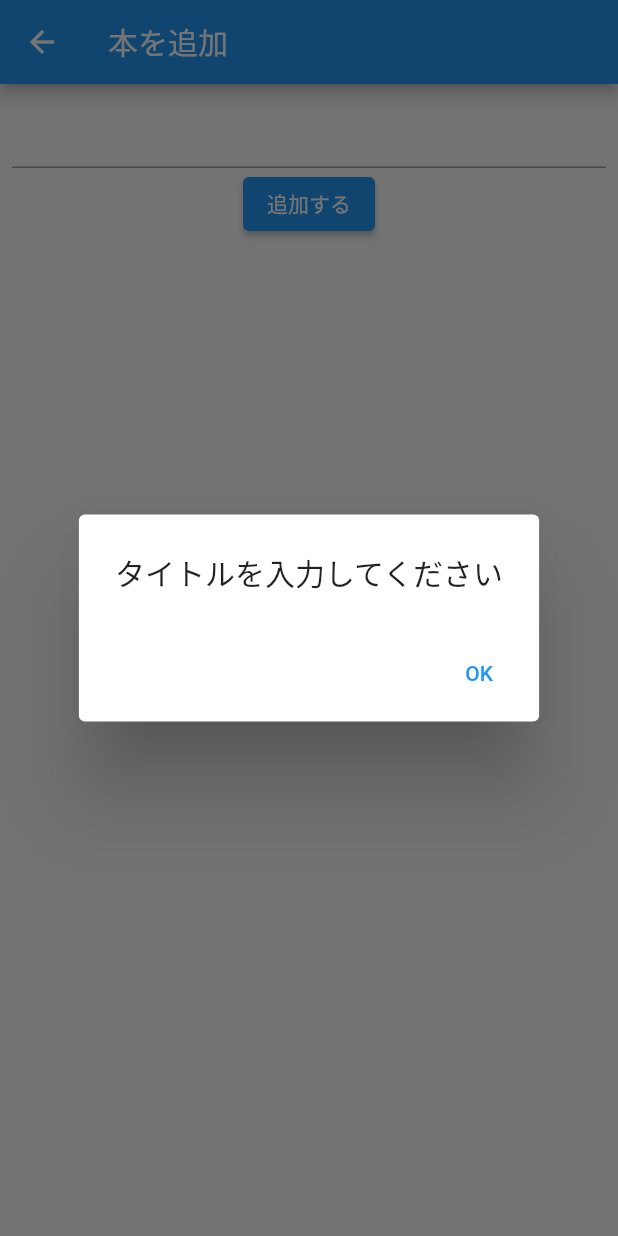
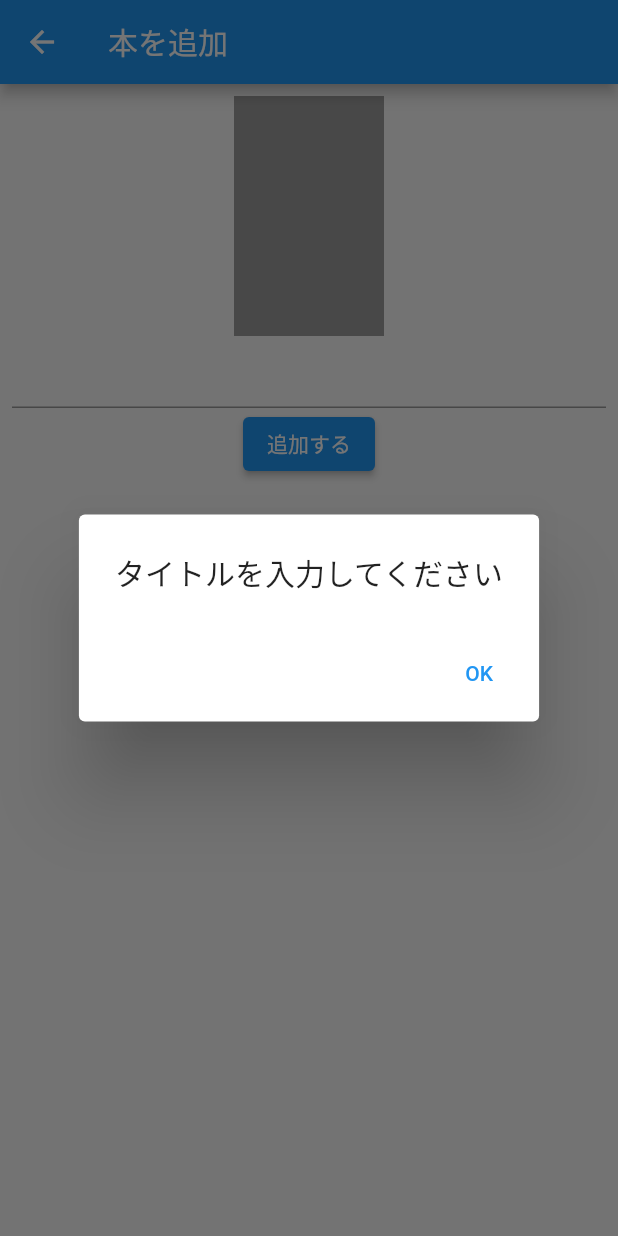
Before and after one commit to takuminassun/sample-flutter, a Flutter app: the AddBookPage screen opened directly, after a tap on "追加する", on a phone screen of 412 x 824 dp. Run offline on Flutter 3.47's test engine with Material 2 defaults, Android fonts, the phone set to English and light mode, and no system bars; our stand-ins replace cloud_firestore, firebase_auth, firebase_storage, image_picker; accounts and stored records are empty.

```diff
--- a/lib/domain/book.dart
+++ b/lib/domain/book.dart
@@ -4,8 +4,10 @@ class Book {
   Book(DocumentSnapshot doc) {
     documentId = doc.documentID;
     title = doc['title'];
+    imageURL = doc['imageURL'];
   }
 
   String documentId;
   String title;
+  String imageURL;
 }
--- a/lib/presentation/add_book/add_book_model.dart
+++ b/lib/presentation/add_book/add_book_model.dart
@@ -1,30 +1,73 @@
+import 'dart:io';
+
 import 'package:cloud_firestore/cloud_firestore.dart';
+import 'package:firebase_storage/firebase_storage.dart';
 import 'package:flutter/material.dart';
+import 'package:image_picker/image_picker.dart';
 import 'package:youtube_app/domain/book.dart';
 
 class AddBookModel extends ChangeNotifier {
   String bookTitle = '';
+  File imageFile;
+  bool isLoading = false;
+
+  startLoading() {
+    isLoading = true;
+    notifyListeners();
+  }
+
+  endLoading() {
+    isLoading = false;
+    notifyListeners();
+  }
+
+  Future showImagePicker() async {
+    final picker = ImagePicker();
+    final pickedFile = await picker.getImage(source: ImageSource.gallery);
+    imageFile = File(pickedFile.path);
+    notifyListeners();
+  }
 
   Future addBookToFirebase() async {
     if (bookTitle.isEmpty) {
       throw ('タイトルを入力してください');
     }
+    final imageURL = await _uploadImage();
 
     Firestore.instance.collection('books').add(
       {
         'title': bookTitle,
+        'imageURL': imageURL,
+        'createdAt': Timestamp.now(),
       },
     );
   }
 
   Future updateBook(Book book) async {
+    final imageURL = await _uploadImage();
+
     final document =
         Firestore.instance.collection('books').document(book.documentId);
     await document.updateData(
       {
         'title': bookTitle,
+        'imageURL': imageURL,
         'updatedAt': Timestamp.now(),
       },
     );
   }
+
+  Future _uploadImage() async {
+    final storage = FirebaseStorage.instance;
+    StorageTaskSnapshot snapshot = await storage
+        .ref()
+        .child('books/$bookTitle')
+        .putFile(imageFile)
+        .onComplete;
+    print("--------- ${snapshot.ref}");
+
+    final String downloadUrl =
+        await snapshot.ref.getDownloadURL().catchError((e) => {print(e)});
+    return downloadUrl;
+  }
 }
--- a/lib/presentation/add_book/add_book_page.dart
+++ b/lib/presentation/add_book/add_book_page.dart
@@ -18,7 +18,9 @@ class AddBookPage extends StatelessWidget {
 
     return ChangeNotifierProvider<AddBookModel>(
       create: (_) => AddBookModel(),
-      child: Scaffold(
+      child: Stack(
+        children: [
+          Scaffold(
             appBar: AppBar(
               title: Text(isUpdate ? '本を編集' : '本を追加'),
             ),
@@ -28,6 +30,20 @@ class AddBookPage extends StatelessWidget {
                   padding: const EdgeInsets.all(8.0),
                   child: Column(
                     children: <Widget>[
+                      SizedBox(
+                        width: 100,
+                        height: 160,
+                        child: InkWell(
+                            onTap: () async {
+                              // TODO: カメラロールを開く
+                              await model.showImagePicker();
+                            },
+                            child: model.imageFile != null
+                                ? Image.file(model.imageFile)
+                                : Container(
+                                    color: Colors.grey,
+                                  )),
+                      ),
                       TextField(
                         enabled: true,
                         controller: textEditingController,
@@ -38,11 +54,13 @@ class AddBookPage extends StatelessWidget {
                       ElevatedButton(
                         child: Text(isUpdate ? '更新する' : '追加する'),
                         onPressed: () async {
+                          model.startLoading();
                           if (isUpdate) {
                             await updateBook(model, context);
                           } else {
                             await addBook(model, context);
                           }
+                          model.endLoading();
                         },
                       )
                     ],
@@ -50,6 +68,18 @@ class AddBookPage extends StatelessWidget {
                 );
               },
             ),
+          ),
+          Consumer<AddBookModel>(builder: (context, model, child) {
+            return model.isLoading
+                ? Container(
+                    color: Colors.grey.withOpacity(0.7),
+                    child: Center(
+                      child: CircularProgressIndicator(),
+                    ),
+                  )
+                : SizedBox();
+          }),
+        ],
       ),
     );
   }
--- a/lib/presentation/book_list/book_list_page.dart
+++ b/lib/presentation/book_list/book_list_page.dart
@@ -1,8 +1,6 @@
 import 'package:flutter/material.dart';
 import 'package:provider/provider.dart';
 
-import 'package:firebase_core/firebase_core.dart';
-import 'package:cloud_firestore/cloud_firestore.dart';
 import 'package:youtube_app/domain/book.dart';
 import 'package:youtube_app/presentation/add_book/add_book_page.dart';
 
@@ -22,7 +20,8 @@ class BookListPage extends StatelessWidget {
           final listTiles = books
               .map(
                 (book) => ListTile(
-                  title: Text(book.title),
+                  leading: Image.network(book.imageURL),
+                  title: Text(book.title ?? 'default value'),
                   trailing: IconButton(
                     icon: Icon(Icons.edit),
                     onPressed: () async {
--- a/pubspec.yaml
+++ b/pubspec.yaml
@@ -19,6 +19,8 @@ dependencies:
   # For example, to use Firebase Authentication and Cloud Firestore
   firebase_auth: ^0.14.0+5
   cloud_firestore: ^0.12.9+5
+  firebase_storage: ^3.1.6
+  image_picker: ^0.6.2+3
 
 dev_dependencies:
   flutter_test:
```
Also changed, not shown: lib/presentation/main/main.dart (+11 -1 lines), pubspec.lock, 3 other files. Lines whose indentation alone changed are shown as unchanged.
